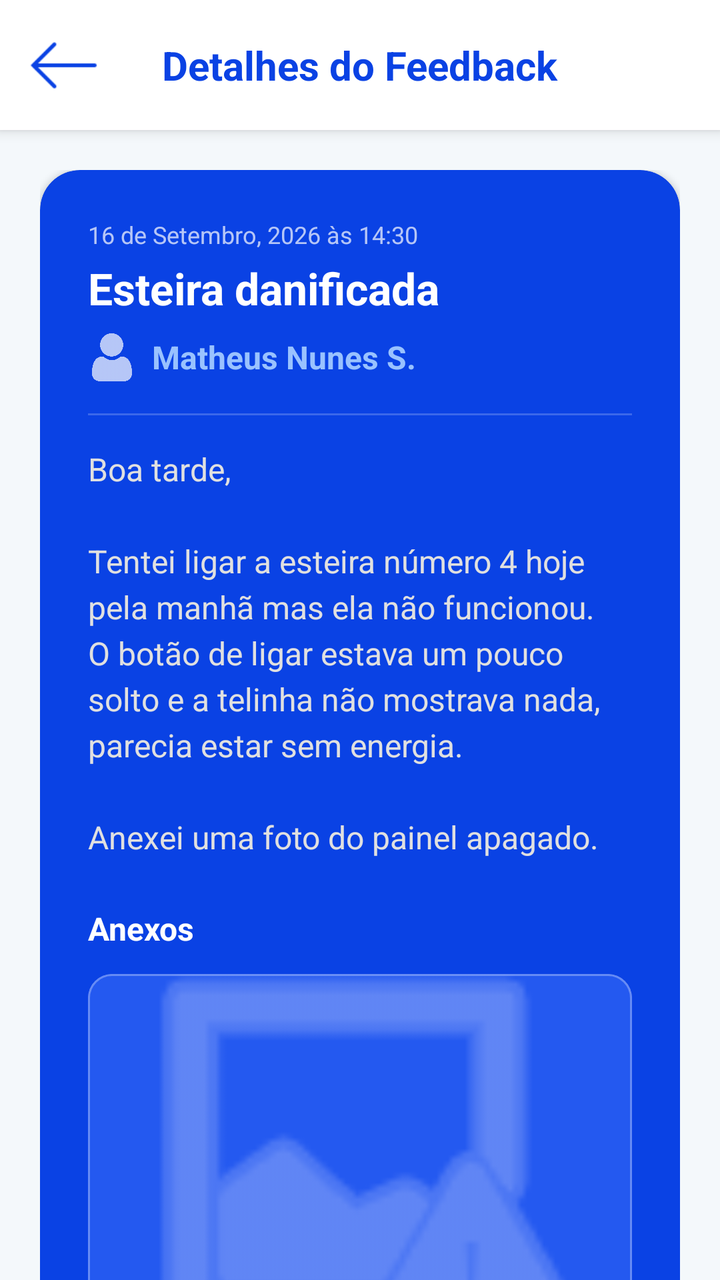
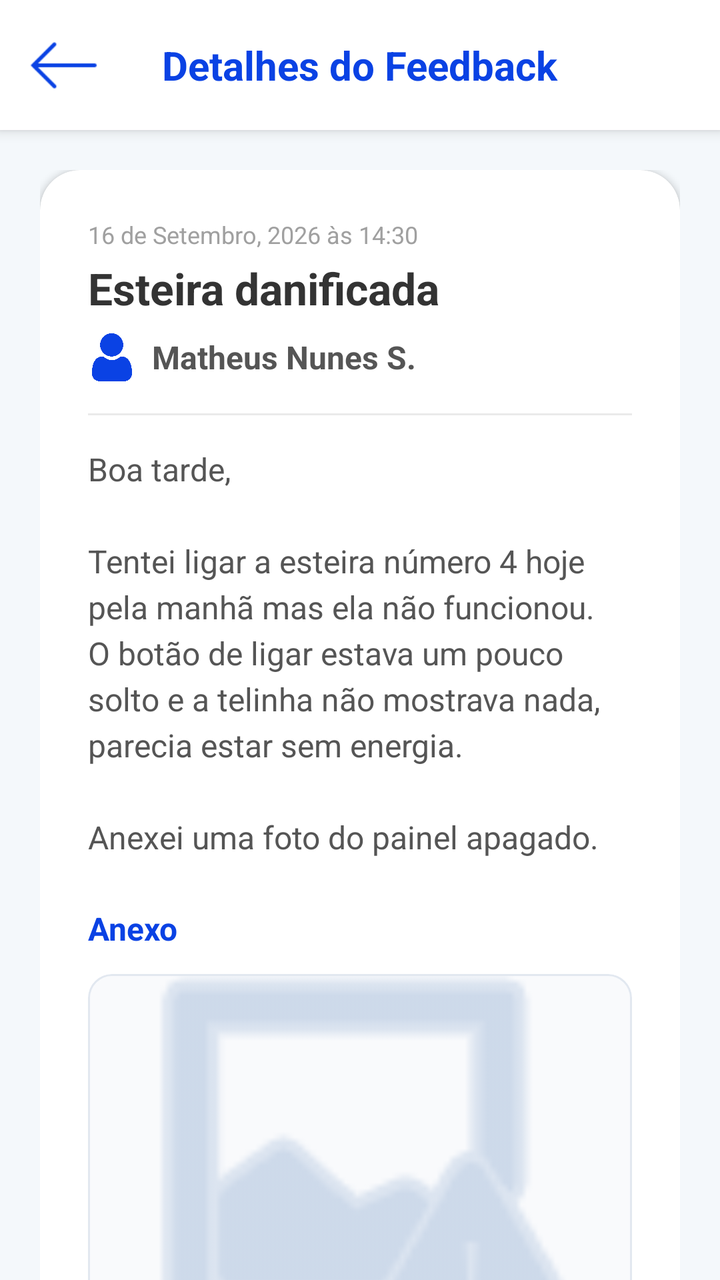

Compare the two renders of this Android layout. The source of the first and the diff that turns it into the second are given below.
<!-- AndroidManifest.xml: application theme Theme.MoemaFit -->
<!-- res/layout/activity_detalhe_feedback_prof.xml -->
<?xml version="1.0" encoding="utf-8"?>
<androidx.constraintlayout.widget.ConstraintLayout
    xmlns:android="http://schemas.android.com/apk/res/android"
    xmlns:app="http://schemas.android.com/apk/res-auto"
    xmlns:tools="http://schemas.android.com/tools"
    android:layout_width="match_parent"
    android:layout_height="match_parent"
    android:background="#F4F8FB">

    
    
    
    <androidx.constraintlayout.widget.ConstraintLayout
        android:id="@+id/toolbarLayout"
        android:layout_width="match_parent"
        android:layout_height="65dp"
        android:background="#FFFFFF"
        android:elevation="4dp"
        app:layout_constraintEnd_toEndOf="parent"
        app:layout_constraintStart_toStartOf="parent"
        app:layout_constraintTop_toTopOf="parent">

        <ImageButton
            android:id="@+id/btn_voltar"
            android:layout_width="48dp"
            android:layout_height="48dp"
            android:layout_marginStart="8dp"
            android:background="?attr/selectableItemBackgroundBorderless"
            android:scaleType="centerInside"
            android:src="@drawable/seta_voltar"
            app:layout_constraintBottom_toBottomOf="parent"
            app:layout_constraintStart_toStartOf="parent"
            app:layout_constraintTop_toTopOf="parent"
            app:tint="#0A42E4" />

        <TextView
            android:layout_width="wrap_content"
            android:layout_height="wrap_content"
            android:text="Detalhes do Feedback"
            android:textColor="#0A42E4"
            android:textSize="20sp"
            android:textStyle="bold"
            app:layout_constraintBottom_toBottomOf="parent"
            app:layout_constraintEnd_toEndOf="parent"
            app:layout_constraintStart_toStartOf="parent"
            app:layout_constraintTop_toTopOf="parent" />

    </androidx.constraintlayout.widget.ConstraintLayout>

    
    
    
    <ScrollView
        android:layout_width="match_parent"
        android:layout_height="0dp"
        android:clipToPadding="false"
        android:fillViewport="true"
        android:paddingBottom="24dp"
        android:scrollbars="none"
        app:layout_constraintBottom_toBottomOf="parent"
        app:layout_constraintTop_toBottomOf="@+id/toolbarLayout">

        <LinearLayout
            android:layout_width="match_parent"
            android:layout_height="wrap_content"
            android:orientation="vertical"
            android:padding="20dp">

            
            <com.google.android.material.card.MaterialCardView
                android:layout_width="match_parent"
                android:layout_height="wrap_content"
                app:cardBackgroundColor="#0A42E4"
                app:cardCornerRadius="20dp"
                app:cardElevation="2dp"
                app:strokeWidth="0dp">

                <LinearLayout
                    android:layout_width="match_parent"
                    android:layout_height="wrap_content"
                    android:orientation="vertical"
                    android:padding="24dp">

                    
                    
                    <TextView
                        android:layout_width="match_parent"
                        android:layout_height="wrap_content"
                        android:text="16 de Setembro, 2026 às 14:30"
                        android:textColor="#B3FFFFFF"
                        android:textSize="12sp" />

                    
                    <TextView
                        android:layout_width="match_parent"
                        android:layout_height="wrap_content"
                        android:layout_marginTop="4dp"
                        android:text="Esteira danificada"
                        android:textColor="#FFFFFF"
                        android:textSize="22sp"
                        android:textStyle="bold" />

                    
                    <LinearLayout
                        android:layout_width="match_parent"
                        android:layout_height="wrap_content"
                        android:orientation="horizontal"
                        android:layout_marginTop="8dp"
                        android:gravity="center_vertical">

                        <ImageView
                            android:layout_width="24dp"
                            android:layout_height="24dp"
                            android:src="@drawable/usuario"
                            app:tint="#B3FFFFFF"/> 

                        
                        <TextView
                            android:layout_width="wrap_content"
                            android:layout_height="wrap_content"
                            android:layout_marginStart="8dp"
                            android:text="Matheus Nunes S."
                            android:textColor="#99C2FF"
                            android:textSize="16sp"
                            android:textStyle="bold" />
                    </LinearLayout>

                    
                    <View
                        android:layout_width="match_parent"
                        android:layout_height="1dp"
                        android:layout_marginTop="16dp"
                        android:layout_marginBottom="16dp"
                        android:background="#33FFFFFF" />

                    
                    <TextView
                        android:layout_width="match_parent"
                        android:layout_height="wrap_content"
                        android:lineSpacingExtra="4dp"
                        android:text="Boa tarde,\n\nTentei ligar a esteira número 4 hoje pela manhã mas ela não funcionou. O botão de ligar estava um pouco solto e a telinha não mostrava nada, parecia estar sem energia.\n\nAnexei uma foto do painel apagado."
                        android:textColor="#E0E0E0"
                        android:textSize="16sp" />

                    
                    
                    
                    
                    <TextView
                        android:layout_width="wrap_content"
                        android:layout_height="wrap_content"
                        android:layout_marginTop="24dp"
                        android:text="Anexos"
                        android:textColor="#FFFFFF"
                        android:textSize="16sp"
                        android:textStyle="bold" />

                    <com.google.android.material.card.MaterialCardView
                        android:layout_width="match_parent"
                        android:layout_height="200dp"
                        android:layout_marginTop="12dp"
                        app:cardCornerRadius="12dp"
                        app:cardElevation="0dp"
                        app:strokeColor="#4DFFFFFF"
                        app:strokeWidth="1dp"
                        android:clickable="true"
                        android:focusable="true"
                        android:foreground="?attr/selectableItemBackground">

                        

                        

                        <ImageView
                            android:layout_width="match_parent"
                            android:layout_height="match_parent"
                            android:background="#2459F0"
                            android:scaleType="centerCrop"
                            android:src="@android:drawable/ic_menu_report_image"
                            app:tint="#88A3F8" />

                        <ImageView
                            android:layout_width="32dp"
                            android:layout_height="32dp"
                            android:layout_gravity="bottom|end"
                            android:layout_margin="12dp"
                            android:background="@drawable/shape_circulo_branco"
                            android:backgroundTint="#FFFFFF"
                            android:padding="6dp"
                            android:src="@android:drawable/ic_menu_zoom"
                            app:tint="#0A42E4" />

                    </com.google.android.material.card.MaterialCardView>

                </LinearLayout>
            </com.google.android.material.card.MaterialCardView>

        </LinearLayout>
    </ScrollView>

</androidx.constraintlayout.widget.ConstraintLayout>
<!-- resources referenced by this layout -->
<resources>
  <!-- drawable seta_voltar: png bitmap (drawable, 410 bytes) -->
  <!-- drawable shape_circulo_branco (drawable) -->
  <?xml version="1.0" encoding="utf-8"?>
  <shape xmlns:android="http://schemas.android.com/apk/res/android" android:shape="oval">
      <solid android:color="#FFFFFF" />
      <size android:width="16dp" android:height="16dp" />
  </shape>
  <!-- drawable usuario: png bitmap (drawable, 11096 bytes) -->
  <style name="Theme.MoemaFit" parent="Base.Theme.MoemaFit" />
  <style name="Base.Theme.MoemaFit" parent="Theme.Material3.DayNight.NoActionBar">
          
          
      </style>
</resources>

<!-- the commit's change to res/layout/activity_detalhe_feedback_prof.xml (unified diff, before → after) -->
@@ -67,10 +67,12 @@
             android:padding="20dp">
 
             
+            
+            
             <com.google.android.material.card.MaterialCardView
                 android:layout_width="match_parent"
                 android:layout_height="wrap_content"
-                app:cardBackgroundColor="#0A42E4"
+                app:cardBackgroundColor="#FFFFFF"
                 app:cardCornerRadius="20dp"
                 app:cardElevation="2dp"
                 app:strokeWidth="0dp">
@@ -82,12 +84,11 @@
                     android:padding="24dp">
 
                     
-                    
                     <TextView
                         android:layout_width="match_parent"
                         android:layout_height="wrap_content"
                         android:text="16 de Setembro, 2026 às 14:30"
-                        android:textColor="#B3FFFFFF"
+                        android:textColor="#A0A0A0"
                         android:textSize="12sp" />
 
                     
@@ -96,7 +97,7 @@
                         android:layout_height="wrap_content"
                         android:layout_marginTop="4dp"
                         android:text="Esteira danificada"
-                        android:textColor="#FFFFFF"
+                        android:textColor="#333333"
                         android:textSize="22sp"
                         android:textStyle="bold" />
 
@@ -108,11 +109,12 @@
                         android:layout_marginTop="8dp"
                         android:gravity="center_vertical">
 
+                        
                         <ImageView
                             android:layout_width="24dp"
                             android:layout_height="24dp"
                             android:src="@drawable/usuario"
-                            app:tint="#B3FFFFFF"/> 
+                            app:tint="#0A42E4"/>
 
                         
                         <TextView
@@ -120,7 +122,7 @@
                             android:layout_height="wrap_content"
                             android:layout_marginStart="8dp"
                             android:text="Matheus Nunes S."
-                            android:textColor="#99C2FF"
+                            android:textColor="#555555"
                             android:textSize="16sp"
                             android:textStyle="bold" />
                     </LinearLayout>
@@ -131,7 +133,7 @@
                         android:layout_height="1dp"
                         android:layout_marginTop="16dp"
                         android:layout_marginBottom="16dp"
-                        android:background="#33FFFFFF" />
+                        android:background="#EAEAEA" />
 
                     
                     <TextView
@@ -139,7 +141,7 @@
                         android:layout_height="wrap_content"
                         android:lineSpacingExtra="4dp"
                         android:text="Boa tarde,\n\nTentei ligar a esteira número 4 hoje pela manhã mas ela não funcionou. O botão de ligar estava um pouco solto e a telinha não mostrava nada, parecia estar sem energia.\n\nAnexei uma foto do painel apagado."
-                        android:textColor="#E0E0E0"
+                        android:textColor="#555555"
                         android:textSize="16sp" />
 
                     
@@ -150,8 +152,8 @@
                         android:layout_width="wrap_content"
                         android:layout_height="wrap_content"
                         android:layout_marginTop="24dp"
-                        android:text="Anexos"
-                        android:textColor="#FFFFFF"
+                        android:text="Anexo"
+                        android:textColor="#0A42E4"
                         android:textSize="16sp"
                         android:textStyle="bold" />
 
@@ -161,31 +163,29 @@
                         android:layout_marginTop="12dp"
                         app:cardCornerRadius="12dp"
                         app:cardElevation="0dp"
-                        app:strokeColor="#4DFFFFFF"
+                        app:strokeColor="#E2E8F0"
                         app:strokeWidth="1dp"
                         android:clickable="true"
                         android:focusable="true"
                         android:foreground="?attr/selectableItemBackground">
 
                         
-
-                        
-
                         <ImageView
                             android:layout_width="match_parent"
                             android:layout_height="match_parent"
-                            android:background="#2459F0"
+                            android:background="#F9FAFC"
                             android:scaleType="centerCrop"
                             android:src="@android:drawable/ic_menu_report_image"
-                            app:tint="#88A3F8" />
-
+                            app:tint="#B0C4DE" />
+
+                        
                         <ImageView
                             android:layout_width="32dp"
                             android:layout_height="32dp"
                             android:layout_gravity="bottom|end"
                             android:layout_margin="12dp"
                             android:background="@drawable/shape_circulo_branco"
-                            android:backgroundTint="#FFFFFF"
+                            android:backgroundTint="#F0F4FF"
                             android:padding="6dp"
                             android:src="@android:drawable/ic_menu_zoom"
                             app:tint="#0A42E4" />
